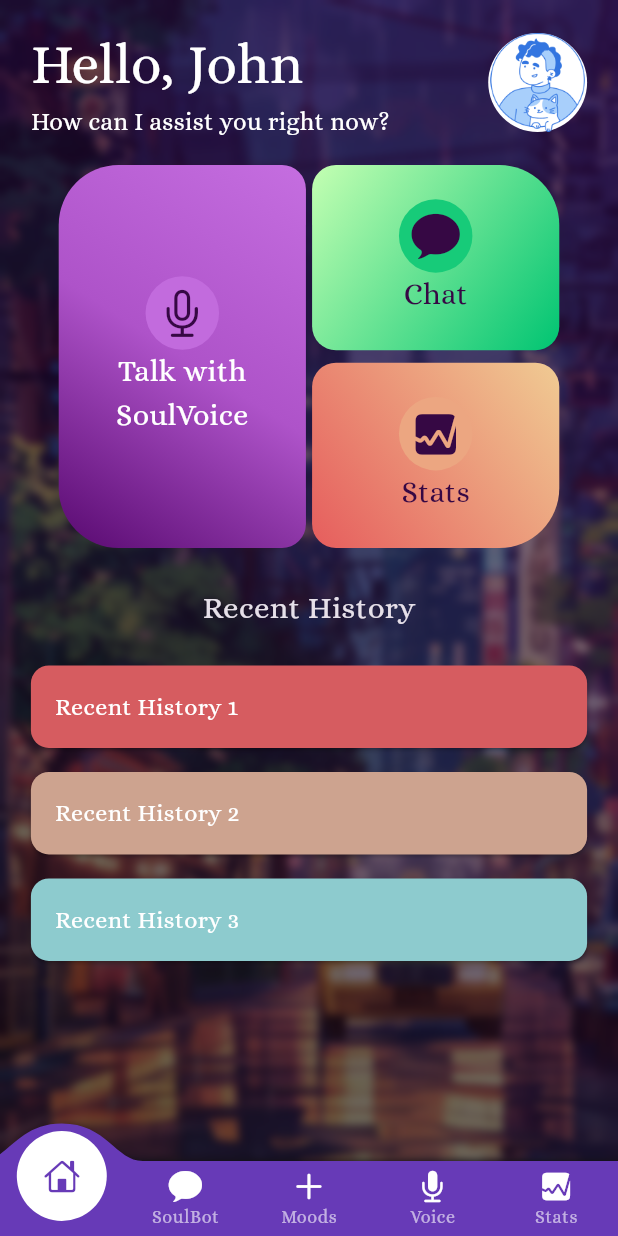
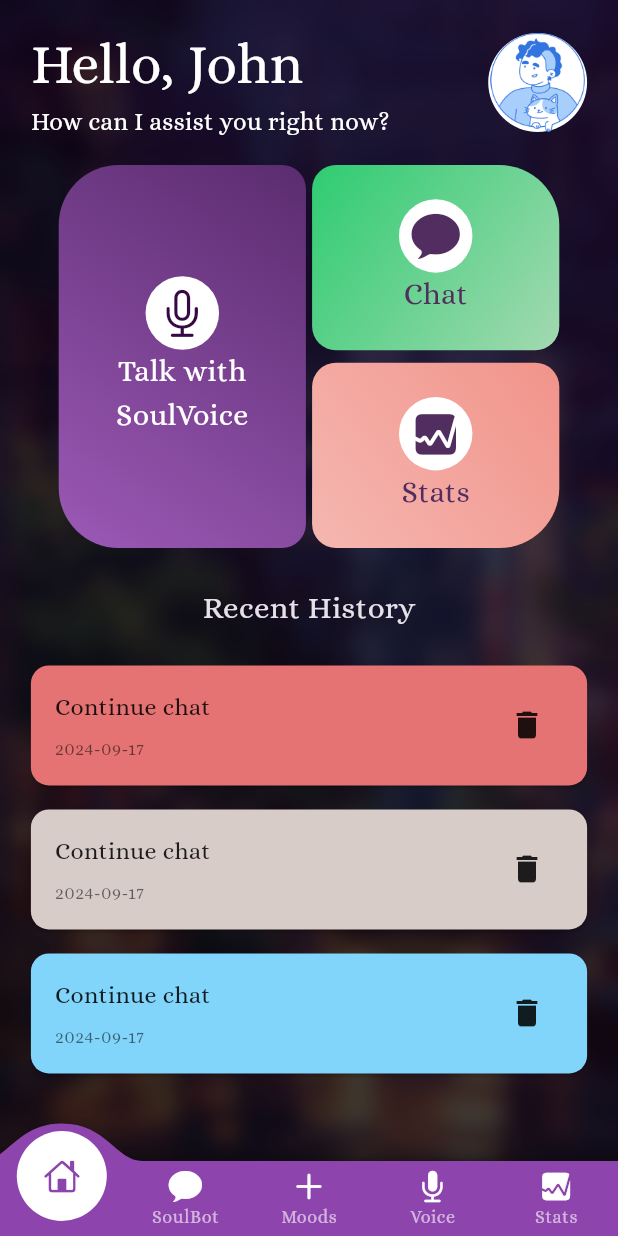
Before and after one commit to Asmika-Panchal/SoulSpace-main, a Flutter app: the screen it shows after launch, on a phone screen of 412 x 824 dp. Run offline on Flutter 3.47's test engine with Material 3 defaults, Android fonts, the phone set to English and light mode, and no system bars; drawn by our look-alikes of convex_bottom_bar; missing offline and left inert: gif.

Commit message:
visual changes

```diff
--- a/lib/screens/homescreen.dart
+++ b/lib/screens/homescreen.dart
@@ -38,9 +38,10 @@ class SoulHomeScreen extends StatelessWidget {
               ),
             ),
             child: BackdropFilter(
-              filter: ImageFilter.blur(sigmaX: 3.0, sigmaY: 3.0),
+              filter: ImageFilter.blur(sigmaX: 7.0, sigmaY: 7.0),
               child: Container(
-                decoration: BoxDecoration(color: Colors.white.withOpacity(0.0)),
+                decoration: BoxDecoration(
+                    color: const Color.fromARGB(255, 0, 0, 0).withOpacity(0.4)),
               ),
             ),
           ),
@@ -114,9 +115,8 @@ class SoulHomeScreen extends StatelessWidget {
                                       begin: Alignment.topRight,
                                       end: Alignment.bottomLeft,
                                       colors: [
-                                        Color(0xffC56EE0),
-                                        Color.fromARGB(255, 174, 83, 201),
-                                        Color(0xff580970)
+                                        Color(0xff5B2C6F),
+                                        Color(0xff9B59B6)
                                       ])),
                               height: screenHeight * 0.31,
                               width: screenWidth * 0.4,
@@ -127,7 +127,7 @@ class SoulHomeScreen extends StatelessWidget {
                                   Container(
                                     decoration: const BoxDecoration(
                                       shape: BoxShape.circle,
-                                      color: Color(0xffC26BDD),
+                                      color: Color.fromARGB(255, 255, 255, 255),
                                     ),
                                     padding: const EdgeInsets.all(7),
                                     child: const Icon(
@@ -176,8 +176,8 @@ class SoulHomeScreen extends StatelessWidget {
                                       begin: Alignment.topLeft,
                                       end: Alignment.bottomRight,
                                       colors: [
-                                        Color(0xffC4FFB2),
-                                        Color(0xff00C472)
+                                        Color(0xff2ECC71),
+                                        Color(0xffA3D9B1)
                                       ])),
                               height: screenHeight * 0.15,
                               width: screenWidth * 0.4,
@@ -188,19 +188,19 @@ class SoulHomeScreen extends StatelessWidget {
                                   Container(
                                     decoration: const BoxDecoration(
                                       shape: BoxShape.circle,
-                                      color: Color(0xff17CB79),
+                                      color: Color.fromARGB(255, 255, 255, 255),
                                     ),
                                     padding: const EdgeInsets.all(7),
                                     child: const Icon(
                                       CupertinoIcons.chat_bubble_fill,
                                       size: 35,
-                                      color: Color(0xff360844),
+                                      color: Color(0xff512E5F),
                                     ),
                                   ),
                                   const Text(
                                     'Chat',
                                     style: TextStyle(
-                                        fontSize: 20, color: Color(0xff360844)),
+                                        fontSize: 20, color: Color(0xff512E5F)),
                                   ),
                                 ],
                               )),
@@ -228,8 +228,8 @@ class SoulHomeScreen extends StatelessWidget {
                                       begin: Alignment.topRight,
                                       end: Alignment.bottomLeft,
                                       colors: [
-                                        Color(0xffF0CB93),
-                                        Color(0xffE65D5D)
+                                        Color(0xffF1948A),
+                                        Color(0xffF5B7B1)
                                       ])),
                               height: screenHeight * 0.15,
                               width: screenWidth * 0.4,
@@ -240,19 +240,19 @@ class SoulHomeScreen extends StatelessWidget {
                                   Container(
                                     decoration: const BoxDecoration(
                                       shape: BoxShape.circle,
-                                      color: Color(0xffECA681),
+                                      color: Color.fromARGB(255, 255, 255, 255),
                                     ),
                                     padding: const EdgeInsets.all(7),
                                     child: const Icon(
                                       CupertinoIcons.graph_square_fill,
                                       size: 35,
-                                      color: Color(0xff360844),
+                                      color: Color(0xff512E5F),
                                     ),
                                   ),
                                   const Text(
                                     'Stats',
                                     style: TextStyle(
-                                        fontSize: 20, color: Color(0xff360844)),
+                                        fontSize: 20, color: Color(0xff512E5F)),
                                   ),
                                 ],
                               )),
@@ -285,12 +285,18 @@ class SoulHomeScreen extends StatelessWidget {
                       padding:
                           EdgeInsets.symmetric(horizontal: screenWidth * 0.05),
                       children: [
-                        _buildRecentHistoryCard(
-                            'Recent History 1', const Color(0xffD65C60)),
-                        _buildRecentHistoryCard(
-                            'Recent History 2', const Color(0xffCDA38F)),
-                        _buildRecentHistoryCard(
-                            'Recent History 3', const Color(0xff8DCBCE)),
+                        _buildRecentHistoryCard("Continue chat",
+                            const Color(0xffE57373), "2024-09-17", () {
+                          // Handle delete action
+                        }),
+                        _buildRecentHistoryCard("Continue chat",
+                            const Color(0xffD7CCC8), "2024-09-17", () {
+                          // Handle delete action
+                        }),
+                        _buildRecentHistoryCard("Continue chat",
+                            const Color(0xff81D4FA), "2024-09-17", () {
+                          // Handle delete action
+                        }),
                       ],
                     ),
                   ),
@@ -303,15 +309,35 @@ class SoulHomeScreen extends StatelessWidget {
     );
   }
 
-  Widget _buildRecentHistoryCard(String label, Color color) {
+  Widget _buildRecentHistoryCard(
+      String label, Color color, String date, VoidCallback onDelete) {
     return Card(
       margin: const EdgeInsets.symmetric(vertical: 8),
       color: color,
       child: Padding(
         padding: const EdgeInsets.all(16.0),
-        child: Text(
-          label,
-          style: const TextStyle(color: Colors.white, fontSize: 16),
+        child: Row(
+          mainAxisAlignment: MainAxisAlignment.spaceBetween,
+          children: [
+            Column(
+              crossAxisAlignment: CrossAxisAlignment.start,
+              children: [
+                Text(
+                  label,
+                  style: const TextStyle(color: Colors.black87, fontSize: 16),
+                ),
+                const SizedBox(height: 8),
+                Text(
+                  date,
+                  style: const TextStyle(color: Colors.black54, fontSize: 12),
+                ),
+              ],
+            ),
+            IconButton(
+              icon: const Icon(Icons.delete, color: Colors.black87),
+              onPressed: onDelete,
+            ),
+          ],
         ),
       ),
     );
--- a/lib/screens/navigationscreen.dart
+++ b/lib/screens/navigationscreen.dart
@@ -36,35 +36,45 @@ class _SoulBotHomeState extends State<SoulBotHome> {
           TabItem(
             icon: Icon(
               CupertinoIcons.home,
-              color: currentPageIndex == 0 ? Colors.deepPurple : Colors.white,
+              color: currentPageIndex == 0
+                  ? const Color(0xff8E44AD)
+                  : Colors.white,
             ),
             title: "Home",
           ),
           TabItem(
             icon: Icon(
               CupertinoIcons.chat_bubble_fill,
-              color: currentPageIndex == 1 ? Colors.deepPurple : Colors.white,
+              color: currentPageIndex == 1
+                  ? const Color(0xff8E44AD)
+                  : Colors.white,
             ),
             title: "SoulBot",
           ),
           TabItem(
             icon: Icon(
               CupertinoIcons.add,
-              color: currentPageIndex == 2 ? Colors.deepPurple : Colors.white,
+              color: currentPageIndex == 2
+                  ? const Color(0xff8E44AD)
+                  : Colors.white,
             ),
             title: "Moods",
           ),
           TabItem(
             icon: Icon(
               CupertinoIcons.mic_fill,
-              color: currentPageIndex == 3 ? Colors.deepPurple : Colors.white,
+              color: currentPageIndex == 3
+                  ? const Color(0xff8E44AD)
+                  : Colors.white,
             ),
             title: "Voice",
           ),
           TabItem(
             icon: Icon(
               CupertinoIcons.graph_square_fill,
-              color: currentPageIndex == 4 ? Colors.deepPurple : Colors.white,
+              color: currentPageIndex == 4
+                  ? const Color(0xff8E44AD)
+                  : Colors.white,
             ),
             title: "Stats",
           ),
@@ -75,7 +85,7 @@ class _SoulBotHomeState extends State<SoulBotHome> {
           });
         },
         shadowColor: const Color.fromARGB(255, 14, 14, 14),
-        backgroundColor: Colors.deepPurple,
+        backgroundColor: const Color(0xff8E44AD),
       ),
       body: _screens[currentPageIndex],
     );
```
